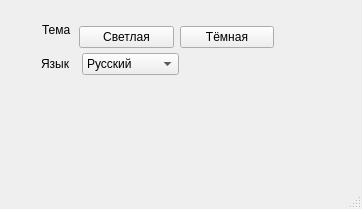
First picture: the form in prototype/settings.ui, repository DmitryKopcheny/Kursach, before the edit.
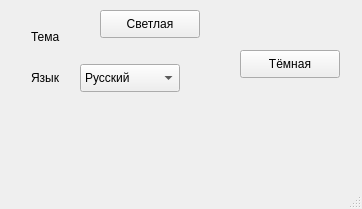
Second picture: the form after the edit. Icons and pictures are not drawn.

```diff
--- a/prototype/settings.ui
+++ b/prototype/settings.ui
@@ -21,61 +21,44 @@
    <widget class="QLabel" name="label_2">
     <property name="geometry">
      <rect>
-      <x>42</x>
-      <y>22</y>
-      <width>30</width>
-      <height>16</height>
+      <x>31</x>
+      <y>21</y>
+      <width>51</width>
+      <height>31</height>
      </rect>
     </property>
     <property name="text">
      <string>Тема</string>
     </property>
    </widget>
-   <widget class="QWidget" name="layoutWidget">
-    <property name="geometry">
-     <rect>
-      <x>79</x>
-      <y>22</y>
-      <width>195</width>
-      <height>30</height>
-     </rect>
-    </property>
-    <layout class="QHBoxLayout" name="horizontalLayout">
-     <item>
-      <widget class="QPushButton" name="btnlight">
-       <property name="text">
-        <string>Светлая</string>
-       </property>
-      </widget>
-     </item>
-     <item>
-      <widget class="QPushButton" name="btndark">
-       <property name="text">
-        <string>Тёмная</string>
-       </property>
-      </widget>
-     </item>
-    </layout>
-   </widget>
-   <widget class="QWidget" name="layoutWidget">
-    <property name="geometry">
-     <rect>
-      <x>41</x>
-      <y>52</y>
-      <width>138</width>
-      <height>24</height>
-     </rect>
-    </property>
-    <layout class="QHBoxLayout" name="horizontalLayout_3">
-     <item>
       <widget class="QLabel" name="label">
+    <property name="geometry">
+     <rect>
+      <x>31</x>
+      <y>62</y>
+      <width>51</width>
+      <height>31</height>
+     </rect>
+    </property>
        <property name="text">
         <string>Язык</string>
        </property>
       </widget>
-     </item>
-     <item>
       <widget class="QComboBox" name="comboBox">
+    <property name="geometry">
+     <rect>
+      <x>80</x>
+      <y>64</y>
+      <width>100</width>
+      <height>28</height>
+     </rect>
+    </property>
+    <property name="iconSize">
+     <size>
+      <width>11</width>
+      <height>11</height>
+     </size>
+    </property>
        <item>
         <property name="text">
          <string>Русский</string>
@@ -102,8 +85,31 @@
         </property>
        </item>
       </widget>
-     </item>
-    </layout>
+   <widget class="QPushButton" name="btndark">
+    <property name="geometry">
+     <rect>
+      <x>240</x>
+      <y>50</y>
+      <width>100</width>
+      <height>28</height>
+     </rect>
+    </property>
+    <property name="text">
+     <string>Тёмная</string>
+    </property>
+   </widget>
+   <widget class="QPushButton" name="btnlight">
+    <property name="geometry">
+     <rect>
+      <x>100</x>
+      <y>10</y>
+      <width>100</width>
+      <height>28</height>
+     </rect>
+    </property>
+    <property name="text">
+     <string>Светлая</string>
+    </property>
    </widget>
   </widget>
   <widget class="QMenuBar" name="menubar">
```
Lines whose indentation alone changed are shown as unchanged.
